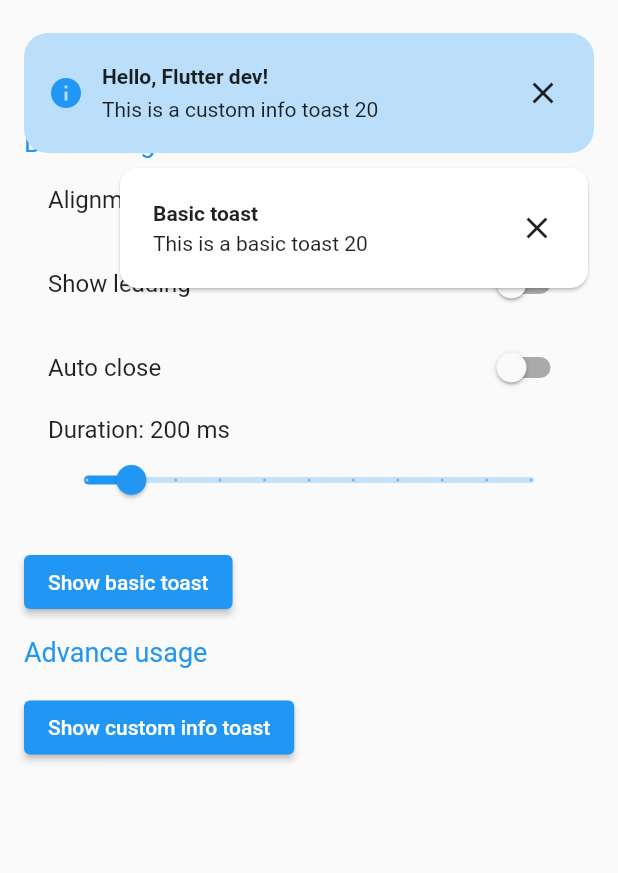
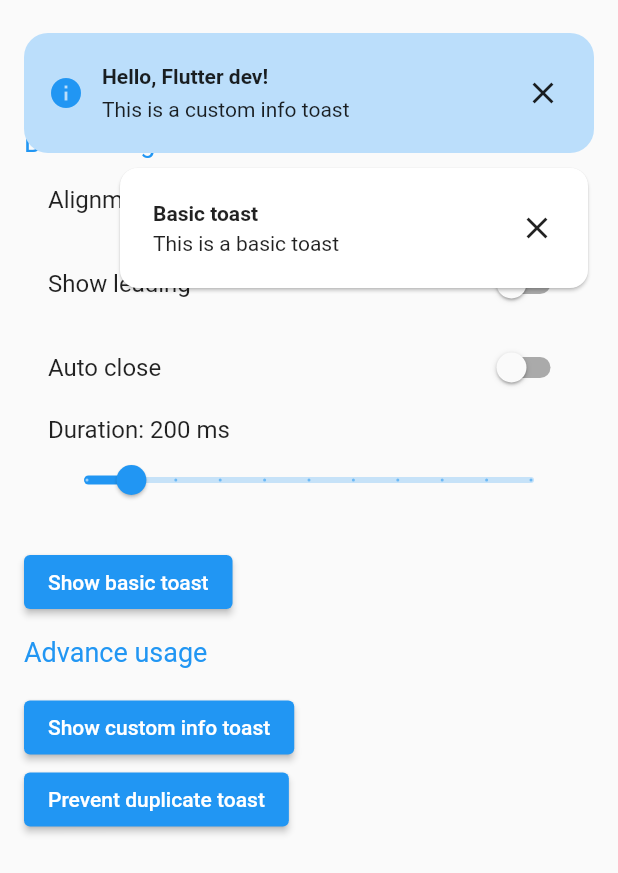
Before and after one commit to lvxduck/toastify, a Flutter app: the screen it shows after launch, after a tap on "Show basic toast", after a tap on "Show custom info toast", on a phone screen of 412 x 824 dp. Shown: the top 873 px of the screen. Run offline on Flutter 3.47's test engine with Material 2 defaults, Android fonts, the phone set to English and light mode, and no system bars.

Commit message:
feat: prevent duplicate toast

```diff
--- a/example/lib/widgets/advance_usage.dart
+++ b/example/lib/widgets/advance_usage.dart
@@ -1,5 +1,3 @@
-import 'dart:math';
-
 import 'package:flutter/material.dart';
 import 'package:toastify/toastify.dart';
 
@@ -26,16 +24,28 @@ class _AdvanceUsageState extends State<AdvanceUsage> {
         const SizedBox(height: 16),
         ElevatedButton(
           onPressed: () {
-            final id = Random().nextInt(100);
             showToast(
               context,
-              CustomInfoToast(
+              const CustomInfoToast(
                 title: 'Hello, Flutter dev!',
-                description: 'This is a custom info toast $id',
+                description: 'This is a custom info toast',
               ),
             );
           },
           child: const Text('Show custom info toast'),
+        ),
+        ElevatedButton(
+          onPressed: () {
+            showToast(
+              context,
+              const CustomInfoToast(
+                key: Key('value'),
+                title: 'Hello, Flutter dev!',
+                description: 'Prevent duplicate toast',
+              ),
+            );
+          },
+          child: const Text('Prevent duplicate toast'),
         ),
       ],
     );
--- a/example/lib/widgets/basic_usage.dart
+++ b/example/lib/widgets/basic_usage.dart
@@ -117,7 +117,7 @@ class _BasicUsageState extends State<BasicUsage> {
                         color: Colors.blue,
                       )
                     : null,
-                description: 'This is a basic toast $id '
+                description: 'This is a basic toast '
                     '${autoClose ? '. It will close after ${lifeTime.toInt()} ms' : ''}',
               ),
               alignment: alignment ?? Alignment.topRight,
--- a/lib/src/toastify.dart
+++ b/lib/src/toastify.dart
@@ -71,7 +71,9 @@ class Toastify extends StatelessWidget {
   late final OverlayEntry? overlayEntry;
 
   void addItem(Widget item, Duration? lifeTime) {
-    if (items.contains(item)) return;
+    if (item.key != null && items.where((e) => e.key == item.key).isNotEmpty) {
+      return;
+    }
     items.insert(0, item);
     listKey.currentState!.insertItem(0, duration: duration);
     if (lifeTime != null) {
@@ -84,12 +86,14 @@ class Toastify extends StatelessWidget {
   void removeItem(Widget item) {
     final index = items.indexOf(item);
     if (index == -1) return;
-    items.removeAt(index);
     listKey.currentState?.removeItem(
       index,
       (context, animation) => buildAnimatedItem(animation, item),
       duration: duration,
     );
+    Future.delayed(duration, () {
+      items.removeAt(index);
+    });
     Future.delayed(const Duration(seconds: 2), () {
       if (items.isEmpty && ToastifyController.instance.has(key!)) {
         overlayEntry?.remove();
```
